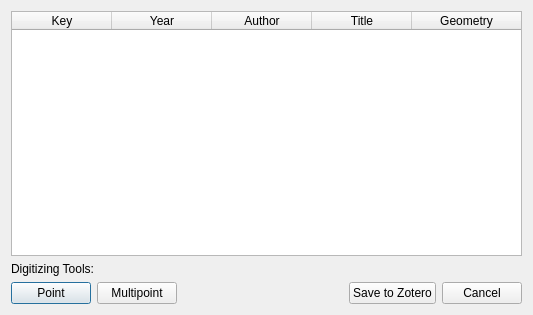
Old version of the form table_interface.ui in the repository MicheleTobias/LiteratureMapper.
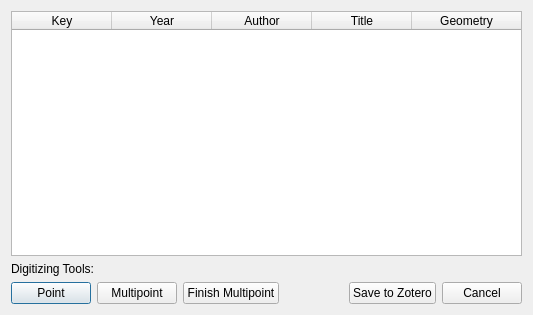
New version of the form.

Commit message: It ain't pretty, but multipoint works!

Diff of the .ui file:
```diff
--- a/table_interface.ui
+++ b/table_interface.ui
@@ -95,6 +95,13 @@
          </property>
         </widget>
        </item>
+       <item>
+        <widget class="QPushButton" name="pushButton_FinishMultipoint">
+         <property name="text">
+          <string>Finish Multipoint</string>
+         </property>
+        </widget>
+       </item>
        <item>
         <spacer name="horizontalSpacer">
          <property name="orientation">
```
The commit also changes 2 other files.
